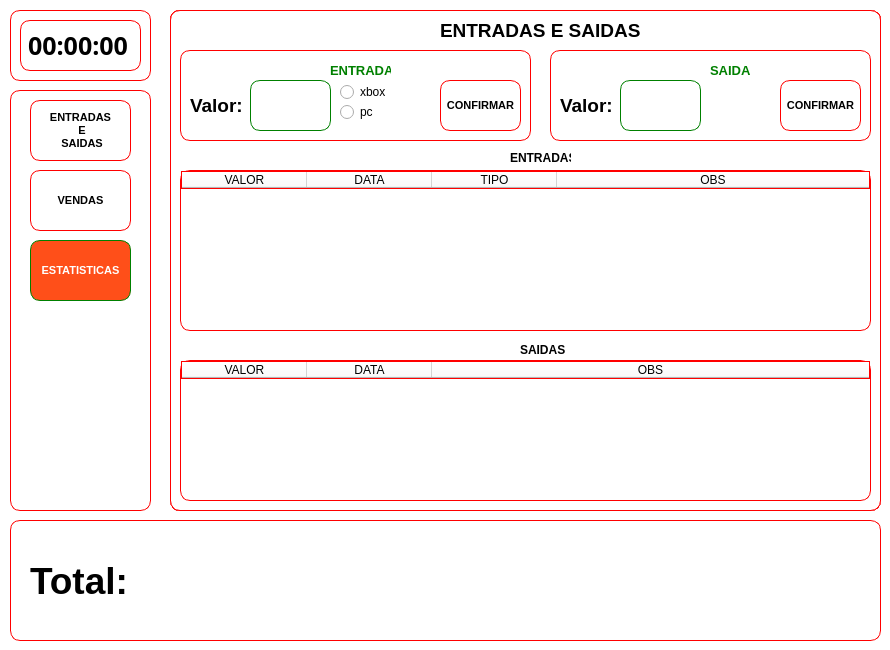
Before: the Qt Designer form view/telaSistema.ui in WalterSilva5/gestao-de-lan-house, drawn with Qt 5.
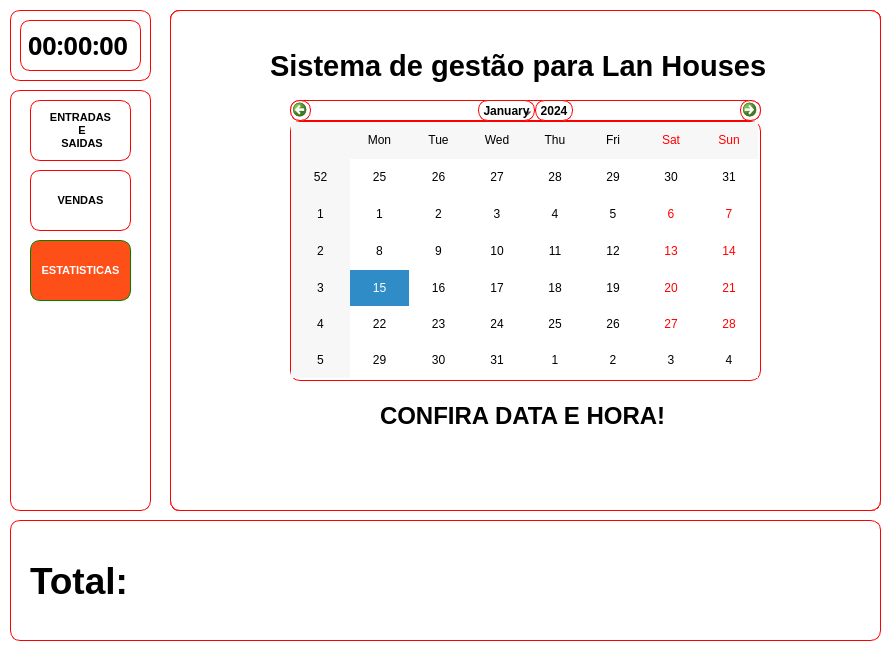
After: the same form once the commit is applied.

```diff
--- a/view/telaSistema.ui
+++ b/view/telaSistema.ui
@@ -284,7 +284,7 @@
        <rect>
         <x>150</x>
         <y>10</y>
-        <width>61</width>
+        <width>71</width>
         <height>21</height>
        </rect>
       </property>
@@ -332,7 +332,7 @@
        <string>CONFIRMAR</string>
       </property>
      </widget>
-     <widget class="QLineEdit" name="entradaValorEntrada">
+     <widget class="QPlainTextEdit" name="entradaValorEntrada">
       <property name="geometry">
        <rect>
         <x>70</x>
@@ -351,13 +351,10 @@
       <property name="styleSheet">
        <string notr="true">border: 1px solid green;</string>
       </property>
+      <property name="plainText">
+       <string/>
+      </property>
      </widget>
-     <zorder>labelValorEntrada</zorder>
-     <zorder>radioButtonXbox</zorder>
-     <zorder>radioButtonPc</zorder>
-     <zorder>labelTituloEntrada</zorder>
-     <zorder>entradaValorEntrada</zorder>
-     <zorder>buttonConfirmarEntrada</zorder>
     </widget>
     <widget class="QFrame" name="formSaida">
      <property name="geometry">
@@ -450,7 +447,7 @@
        <string>CONFIRMAR</string>
       </property>
      </widget>
-     <widget class="QLineEdit" name="entradaValorSaida">
+     <widget class="QPlainTextEdit" name="entradaValorSaida">
       <property name="geometry">
        <rect>
         <x>70</x>
@@ -469,9 +466,6 @@
       <property name="styleSheet">
        <string notr="true">border: 1px solid green;</string>
       </property>
-      <property name="text">
-       <string/>
-      </property>
      </widget>
     </widget>
     <widget class="QLabel" name="labelTitulo">
@@ -1226,9 +1220,9 @@
    <zorder>frameBotoesLaterais</zorder>
    <zorder>frameResumoDia</zorder>
    <zorder>frameEstatisticas</zorder>
-   <zorder>frameInicial</zorder>
    <zorder>frameVendas</zorder>
    <zorder>frameEntradasESaidas</zorder>
+   <zorder>frameInicial</zorder>
   </widget>
  </widget>
  <resources>
```
